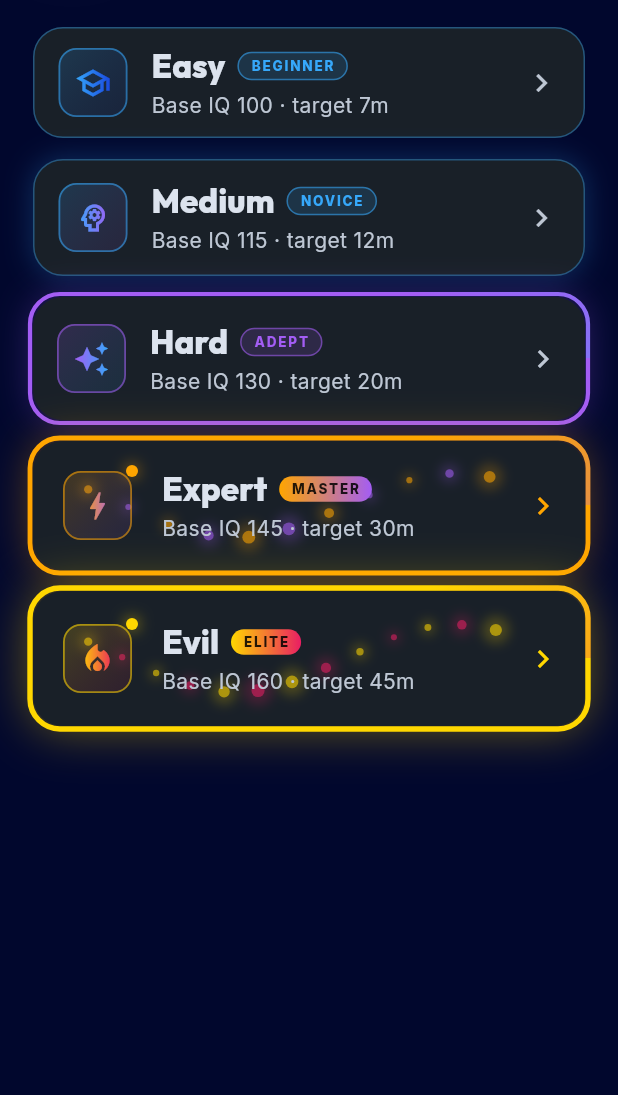
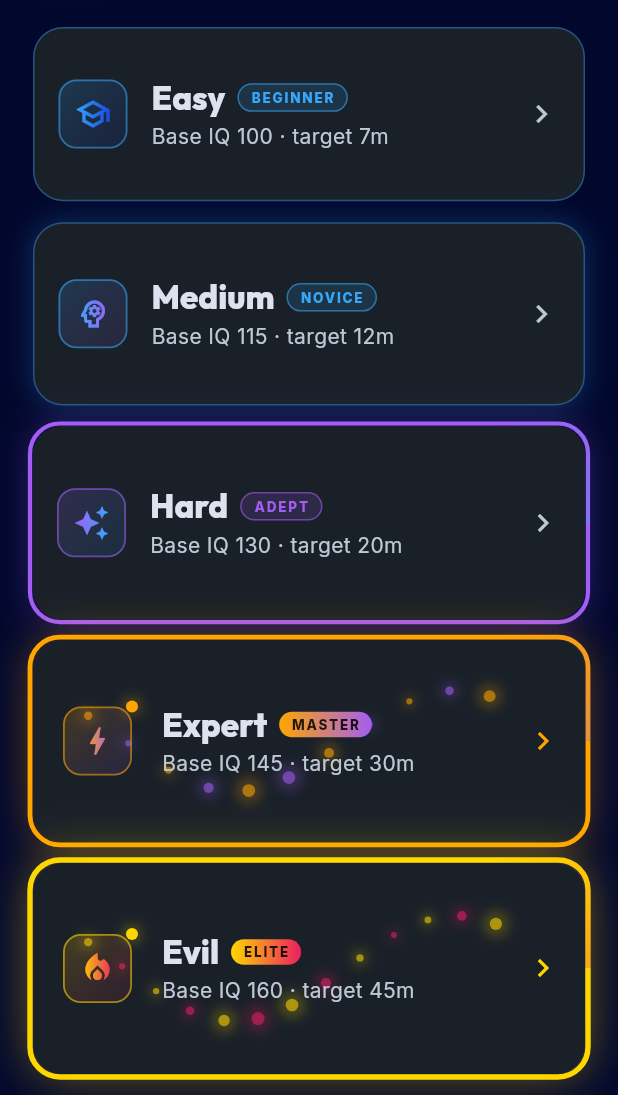
Before and after one commit to BradHeff/HeffelHoff-Sudoku, a Flutter app: the screen it shows after launch, on a phone screen of 412 x 824 dp, the part 141-1236 px from its top. Run offline on Flutter 3.47's test engine with Material 3 defaults, Android fonts, the phone set to English and light mode, and no system bars; drawn by our look-alikes of flutter_animate; our stand-ins replace audioplayers, confetti, flutter_riverpod, go_router, google_fonts, supabase_flutter; accounts and stored records are empty.

Commit message:
Tier cards stretch to fill on tall screens + plain-English leaderboard error
1. TierCard now accepts an optional explicit `height`. The home
   screen wraps the card list in a LayoutBuilder that:
     - Sums the per-tier minHeights (78,82,86,90,94) plus separators
     - If available > total min, computes a uniform scale factor
       and renders a Column with proportional heights so the five
       cards exactly fill the viewport
     - If available <= total min (small phone), falls back to the
       scrollable ListView with min heights (existing behaviour)
   Net: on a Galaxy S918B and bigger, the cards expand to use the
   whole screen real estate; the relative size hierarchy (Evil
   biggest, Easy smallest) is preserved because heights scale by
   the same factor.

2. LeaderboardScreen._ErrorView now translates common Supabase
   failures into plain English instead of dumping the raw
   exception:
     - PGRST205 / "schema cache" + "leaderboard"
       → "Database not deployed yet — run the SQL migrations in
         supabase/migrations/, see docs/SUPABASE.md"
     - JWT / not authenticated
       → "Not signed in — tap the avatar to sign in or continue
         as guest"
     - Network failures (no connection / failed host lookup /
       SocketException) → "No connection"
     - Anything else falls through to the original error text
   Each branch swaps the icon too (cloud_off, lock_outline,
   wifi_off) so the cause is recognisable at a glance.

```diff
--- a/lib/features/sudoku/presentation/difficulty_select_screen.dart
+++ b/lib/features/sudoku/presentation/difficulty_select_screen.dart
@@ -101,17 +101,62 @@ class DifficultySelectScreen extends ConsumerWidget {
               ),
               const SizedBox(height: 14),
               Expanded(
-                child: ListView.separated(
+                child: LayoutBuilder(
+                  builder: (context, constraints) {
+                    const tiers = Difficulty.values;
+                    const separator = 10.0;
+                    final totalSeparators = separator * (tiers.length - 1);
+                    final totalMinHeight = tiers
+                            .map(TierCard.minHeightFor)
+                            .reduce((a, b) => a + b)
+                            .toDouble() +
+                        totalSeparators;
+                    final available = constraints.maxHeight;
+
+                    // If the screen can't fit even the minimum heights,
+                    // fall back to a scrollable list at the per-tier
+                    // minimums.
+                    if (available <= totalMinHeight) {
+                      return ListView.separated(
                         padding: EdgeInsets.zero,
                         physics: const ClampingScrollPhysics(),
-                  itemCount: Difficulty.values.length,
-                  separatorBuilder: (_, __) => const SizedBox(height: 10),
+                        itemCount: tiers.length,
+                        separatorBuilder: (_, __) =>
+                            const SizedBox(height: separator),
                         itemBuilder: (context, i) {
-                    final tier = Difficulty.values[i];
+                          final tier = tiers[i];
                           return TierCard(
                             tier: tier,
                             onTap: () => context.go('/game/${tier.id}'),
-                    ).animate(delay: (80 * i).ms).fadeIn(duration: 300.ms).slideX(begin: 0.1);
+                          )
+                              .animate(delay: (80 * i).ms)
+                              .fadeIn(duration: 300.ms)
+                              .slideX(begin: 0.1);
+                        },
+                      );
+                    }
+
+                    // Otherwise scale every card proportionally so the
+                    // five cards (plus fixed separators) exactly fill
+                    // the available height.
+                    final scale =
+                        (available - totalSeparators) / (totalMinHeight - totalSeparators);
+                    return Column(
+                      children: [
+                        for (var i = 0; i < tiers.length; i++) ...[
+                          TierCard(
+                            tier: tiers[i],
+                            onTap: () => context.go('/game/${tiers[i].id}'),
+                            height: TierCard.minHeightFor(tiers[i]) * scale,
+                          )
+                              .animate(delay: (80 * i).ms)
+                              .fadeIn(duration: 300.ms)
+                              .slideX(begin: 0.1),
+                          if (i < tiers.length - 1)
+                            const SizedBox(height: separator),
+                        ],
+                      ],
+                    );
                   },
                 ),
               ),
--- a/lib/features/sudoku/presentation/widgets/tier_card.dart
+++ b/lib/features/sudoku/presentation/widgets/tier_card.dart
@@ -30,6 +30,10 @@ class _TierStyle {
 
   /// 0 = static card, 4 = full glow + particle aura + shimmer.
   final int intensity;
+
+  /// Minimum card height — also the relative weight when distributing
+  /// extra vertical space across cards on tall screens.
+  int get minHeight => 78 + intensity * 4;
 
   static const Map<Difficulty, _TierStyle> values = {
     Difficulty.easy: _TierStyle(
@@ -76,10 +80,21 @@ class TierCard extends StatefulWidget {
     super.key,
     required this.tier,
     required this.onTap,
+    this.height,
   });
 
   final Difficulty tier;
   final VoidCallback onTap;
+
+  /// Optional explicit height. When null falls back to the per-tier
+  /// minHeight. Pass a value when laying out in a LayoutBuilder that
+  /// distributes free vertical space across multiple cards.
+  final double? height;
+
+  /// Per-tier minimum height (used as flex weight when distributing
+  /// remaining space across the difficulty list).
+  static int minHeightFor(Difficulty tier) =>
+      _TierStyle.values[tier]!.minHeight;
 
   @override
   State<TierCard> createState() => _TierCardState();
@@ -112,13 +127,13 @@ class _TierCardState extends State<TierCard> with SingleTickerProviderStateMixin
     final palette = Theme.of(context).extension<AppPalette>()!;
     final text = Theme.of(context).textTheme;
 
-    final cardHeight = 78.0 + (style.intensity * 4);
+    final h = widget.height ?? style.minHeight.toDouble();
 
     return GestureDetector(
       onTap: widget.onTap,
       behavior: HitTestBehavior.opaque,
       child: SizedBox(
-        height: cardHeight,
+        height: h,
         child: Stack(
           clipBehavior: Clip.none,
           children: [
```
Also changed, not shown: lib/features/leaderboard/presentation/leaderboard_screen.dart (+54 -4 lines). Lines whose indentation alone changed are shown as unchanged.
